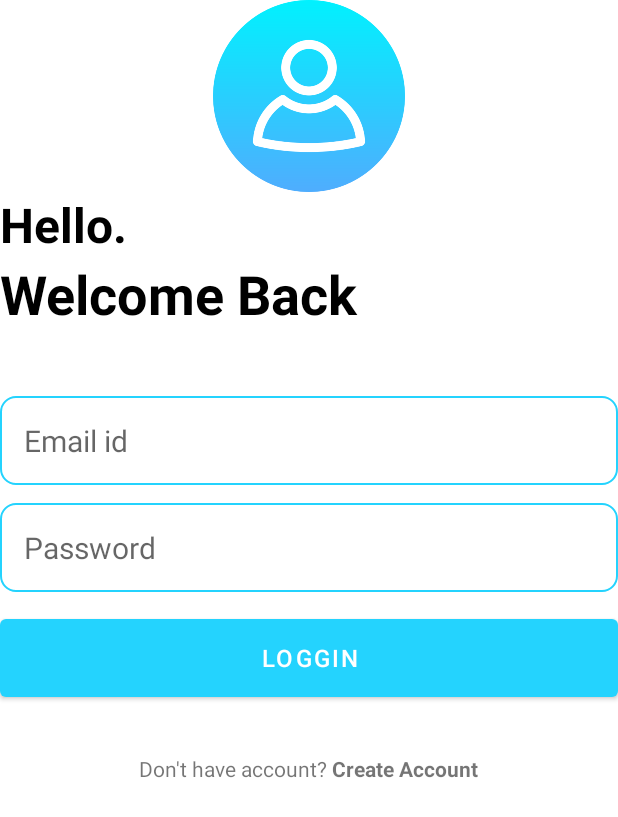
After one commit to lchryu/Notes_Pro, an Android app: the LoginActivity screen opened directly, with no data from a screen before it, on a phone screen of 412 x 824 dp. The commit adds this screen. Shown: the top 817 px of the screen. Run offline under Robolectric (Android 15) with nearby library versions, the phone set to English and light mode, and no system bars; our stand-ins replace Firebase (no records; nobody signed in at launch, a user with empty details on screens opened directly).

Commit message:
Login Page | Login Authentication

```diff
--- a/app/src/main/AndroidManifest.xml
+++ b/app/src/main/AndroidManifest.xml
@@ -11,6 +11,9 @@
         android:supportsRtl="true"
         android:theme="@style/Theme.NotesPro"
         tools:targetApi="31">
+        <activity
+            android:name=".LoginActivity"
+            android:exported="false" />
         <activity
             android:name=".CreateAccountActivity"
             android:exported="false" />
--- a/app/src/main/java/com/example/notespro/CreateAccountActivity.java
+++ b/app/src/main/java/com/example/notespro/CreateAccountActivity.java
@@ -61,13 +61,14 @@ public class CreateAccountActivity extends AppCompatActivity {
                 changeInProgress(false);
                 if (task.isSuccessful()) {
                     // creating acc is done
-                    Toast.makeText(CreateAccountActivity.this, "Successfully create account, check email to verify", Toast.LENGTH_SHORT).show();
+                    Utility.showToast(CreateAccountActivity.this, "Successfully create account, check email to verify");
                     firebaseAuth.getCurrentUser().sendEmailVerification();
                     firebaseAuth.signOut();
                     finish();
                 }
                 else {
                     // failure
+                    Utility.showToast(CreateAccountActivity.this, task.getException().getLocalizedMessage());
                 }
             }
         });
--- /dev/null
+++ b/app/src/main/java/com/example/notespro/LoginActivity.java
@@ -0,0 +1,97 @@
+package com.example.notespro;
+
+import androidx.annotation.NonNull;
+import androidx.appcompat.app.AppCompatActivity;
+
+import android.content.Intent;
+import android.os.Bundle;
+import android.util.Log;
+import android.util.Patterns;
+import android.view.View;
+import android.widget.Button;
+import android.widget.EditText;
+import android.widget.ProgressBar;
+import android.widget.TextView;
+
+import com.google.android.gms.tasks.OnCompleteListener;
+import com.google.android.gms.tasks.Task;
+import com.google.firebase.auth.AuthResult;
+import com.google.firebase.auth.FirebaseAuth;
+
+public class LoginActivity extends AppCompatActivity {
+    EditText emailEditText, passwordEditText;
+    Button loginBtn;
+    ProgressBar progressBar;
+    TextView createAccountBtnTextView;
+    @Override
+    protected void onCreate(Bundle savedInstanceState) {
+        super.onCreate(savedInstanceState);
+        setContentView(R.layout.activity_login);
+
+        emailEditText = findViewById(R.id.email_edit_text);
+        passwordEditText = findViewById(R.id.password_edit_text);
+        loginBtn = findViewById(R.id.login_btn);
+        progressBar = findViewById(R.id.progress_bar);
+        createAccountBtnTextView = findViewById(R.id.create_account_text_view_btn);
+
+        loginBtn.setOnClickListener(v->loginUser());
+        createAccountBtnTextView.setOnClickListener(v->startActivity(new Intent(LoginActivity.this, CreateAccountActivity.class)));
+    }
+
+    void loginUser() {
+        String email = emailEditText.getText().toString();
+        String password = passwordEditText.getText().toString();
+
+        boolean isValidated = validateData(email, password);
+        if (!isValidated) {
+            return;
+        }
+        loginAccountInFirebase(email, password);
+    }
+
+    void loginAccountInFirebase(String email, String password) {
+        FirebaseAuth firebaseAuth = FirebaseAuth.getInstance();
+        changeInProgress(true);
+        firebaseAuth.signInWithEmailAndPassword(email, password).addOnCompleteListener(new OnCompleteListener<AuthResult>() {
+            @Override
+            public void onComplete(@NonNull Task<AuthResult> task) {
+                changeInProgress(false);
+                if (task.isSuccessful()) {
+                    // login is success
+                    if (firebaseAuth.getCurrentUser().isEmailVerified()) {
+                        // go to mainactivity
+                        startActivity(new Intent(LoginActivity.this, MainActivity.class ));
+                        finish();
+                    } else {
+                        Utility.showToast(LoginActivity.this,"Email not verified, Please verify your email");
+                    }
+                } else {
+                    // login failed
+                    Utility.showToast(LoginActivity.this,task.getException().getLocalizedMessage());
+                }
+            }
+        });
+    }
+
+    void changeInProgress(boolean inProgress) {
+        if (inProgress) {
+            progressBar.setVisibility(View.VISIBLE);
+            loginBtn.setVisibility(View.GONE);
+        }else {
+            progressBar.setVisibility(View.GONE);
+            loginBtn.setVisibility(View.VISIBLE);
+        }
+    }
+    boolean validateData(String email, String password) {
+        // validate the data that are input by user
+        if (!Patterns.EMAIL_ADDRESS.matcher(email).matches()) {
+            emailEditText.setError("Email is invalid");
+            return false;
+        }
+        if (password.length() < 6) {
+            passwordEditText.setError("Password length is invalid");
+            return false;
+        }
+        return true;
+    }
+}
--- /dev/null
+++ b/app/src/main/res/layout/activity_login.xml
@@ -0,0 +1,102 @@
+<?xml version="1.0" encoding="utf-8"?>
+<RelativeLayout xmlns:android="http://schemas.android.com/apk/res/android"
+    xmlns:app="http://schemas.android.com/apk/res-auto"
+    xmlns:tools="http://schemas.android.com/tools"
+    android:layout_width="match_parent"
+    android:layout_height="match_parent"
+    tools:context=".LoginActivity">
+    <ImageView
+        android:layout_width="128dp"
+        android:layout_height="128dp"
+        android:layout_centerHorizontal="true"
+        android:id="@+id/login_icon"
+        android:src="@drawable/login"/>
+    <LinearLayout
+        android:layout_width="match_parent"
+        android:layout_height="wrap_content"
+        android:layout_below="@+id/login_icon"
+        android:id="@+id/hello_text"
+        android:orientation="vertical">
+        <TextView
+            android:layout_width="match_parent"
+            android:layout_height="wrap_content"
+            android:text="Hello."
+            android:textStyle="bold"
+            android:textSize="32sp"
+            android:textColor="@color/black"/>
+        <TextView
+            android:layout_width="match_parent"
+            android:layout_height="wrap_content"
+            android:text="Welcome Back"
+            android:textStyle="bold"
+            android:textSize="36sp"
+            android:textColor="@color/black"/>
+
+    </LinearLayout>
+
+    <LinearLayout
+        android:layout_width="match_parent"
+        android:layout_height="wrap_content"
+        android:layout_below="@id/hello_text"
+        android:orientation="vertical"
+        android:layout_marginVertical="32dp"
+        android:id="@+id/form_layout">
+        <EditText
+            android:layout_width="match_parent"
+            android:layout_height="wrap_content"
+            android:id="@+id/email_edit_text"
+            android:inputType="textEmailAddress"
+            android:hint="Email id"
+            android:textSize="20sp"
+            android:background="@drawable/rounded_corner"
+            android:padding="16dp"
+            android:layout_marginTop="12dp"/>
+        <EditText
+            android:layout_width="match_parent"
+            android:layout_height="wrap_content"
+            android:id="@+id/password_edit_text"
+            android:inputType="textPassword"
+            android:hint="Password"
+            android:textSize="20sp"
+            android:background="@drawable/rounded_corner"
+            android:padding="16dp"
+            android:layout_marginTop="12dp"/>
+
+        <com.google.android.material.button.MaterialButton
+            android:id="@+id/login_btn"
+            android:layout_width="match_parent"
+            android:layout_height="64dp"
+            android:text="Loggin"
+            android:layout_marginTop="12dp"
+            android:textSize="16sp" />
+        <ProgressBar
+            android:layout_width="24dp"
+            android:layout_height="64dp"
+            android:id="@+id/progress_bar"
+            android:layout_gravity="center"
+            android:visibility="gone"
+            android:layout_marginTop="10dp"/>
+    </LinearLayout>
+
+    <LinearLayout
+        android:layout_width="match_parent"
+        android:layout_height="wrap_content"
+        android:layout_below="@id/form_layout"
+        android:gravity="center">
+
+        <TextView
+            android:layout_width="wrap_content"
+            android:layout_height="wrap_content"
+            android:text="Don't have account? " />
+
+        <TextView
+            style="bold"
+            android:layout_width="wrap_content"
+            android:layout_height="wrap_content"
+            android:text="Create Account"
+            android:textStyle="bold"
+            android:id="@+id/create_account_text_view_btn"/>
+
+    </LinearLayout>
+
+</RelativeLayout>
```
Also changed, not shown: app/src/main/java/com/example/notespro/SplashActivity.java (+10 -1 lines), app/src/main/java/com/example/notespro/Utility.java (added, +11 -0 lines).
